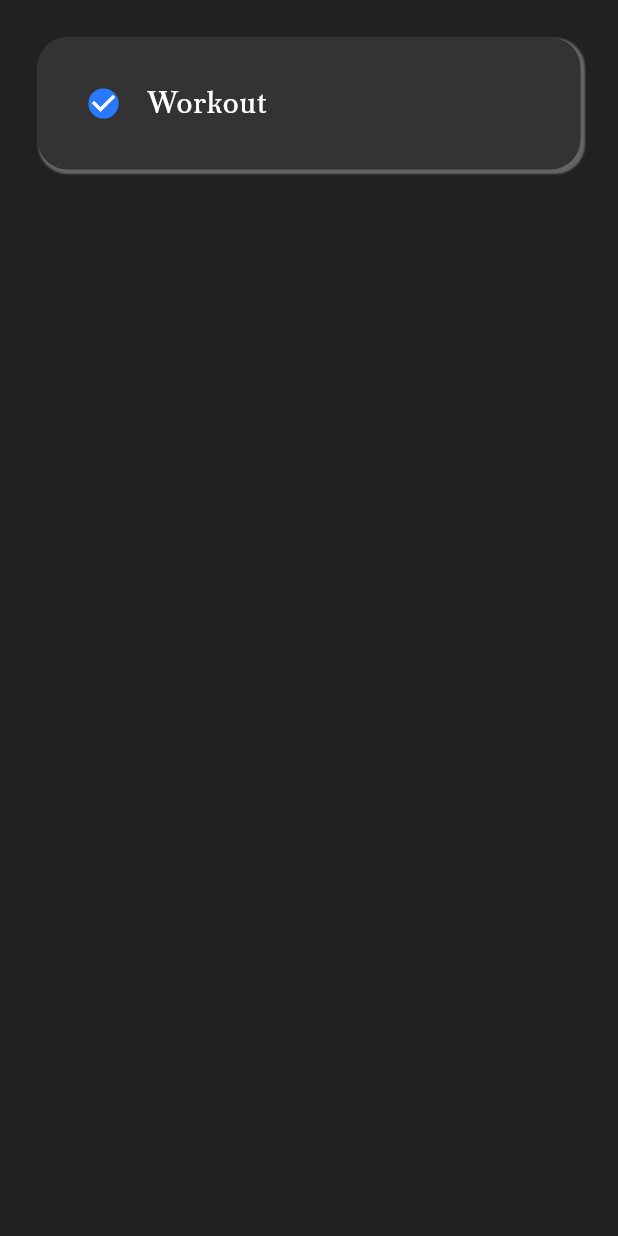
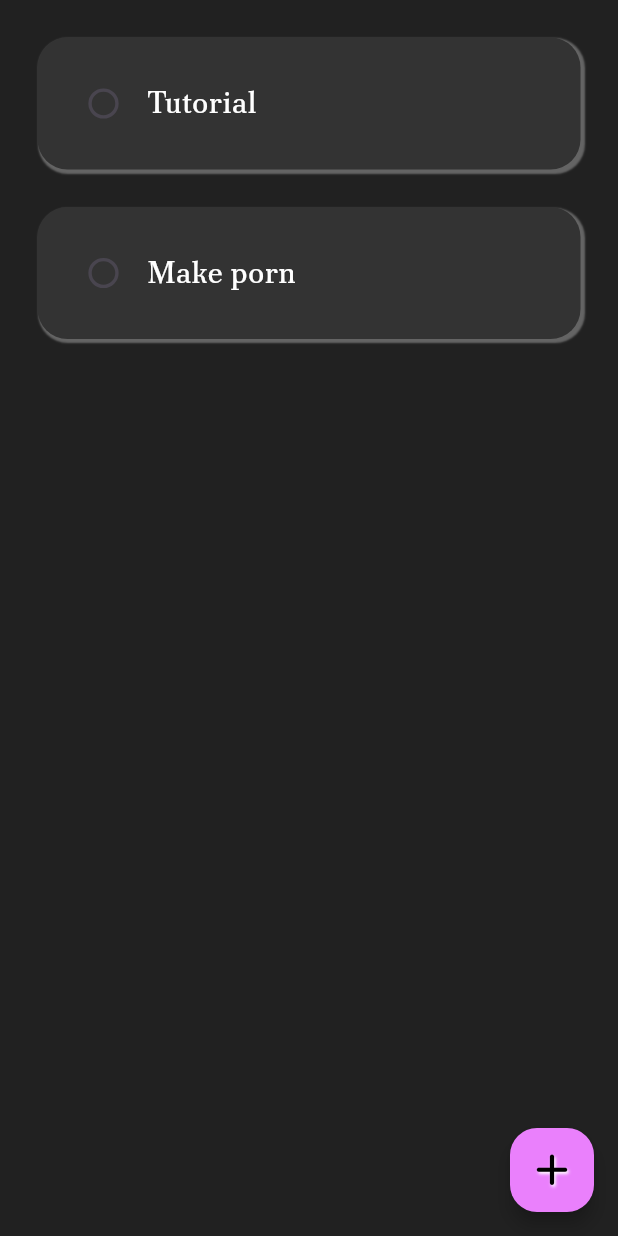
Before and after one commit to IP80808080/TODO-List-App, a Flutter app: the screen it shows after launch, on a phone screen of 412 x 824 dp. Run offline on Flutter 3.47's test engine with Material 2 defaults, Android fonts, the phone set to English and light mode, and no system bars.

Commit message:
50 percent done.

```diff
--- a/lib/main.dart
+++ b/lib/main.dart
@@ -28,18 +28,62 @@ class HomePage extends StatefulWidget {
 }
 
 class _HomePageState extends State<HomePage> {
+  List toDoList = [
+    ['Tutorial', false],
+    ['Make porn', false],
+  ];
+
+  void checkBoxChanged(bool? value, int index) {
+    setState(() {
+      toDoList[index][1] = !toDoList[index][1];
+    });
+  }
+
+  void createNewTask() {
+    showDialog(
+        context: context,
+        builder: (context) {
+          return AlertDialog();
+        });
+  }
+
   @override
   Widget build(BuildContext context) {
     return Scaffold(
       backgroundColor: Color(0xff212121),
       body: SafeArea(
-        child: ListView(
-          children: [
-            TODOTile(
-              taskName: "Workout",
-              taskComplete: true,
-              onChanged: (p0) {},
-            ),
+        child: ListView.builder(
+          itemCount: toDoList.length,
+          itemBuilder: (context, index) {
+            return TODOTile(
+              taskName: toDoList[index][0],
+              taskComplete: toDoList[index][1],
+              onChanged: (value) => checkBoxChanged(value, index),
+            );
+          },
+        ),
+      ),
+      floatingActionButton: FloatingActionButton(
+        onPressed: createNewTask,
+        shape: RoundedRectangleBorder(
+          borderRadius: BorderRadius.circular(18),
+        ),
+        backgroundColor: Colors.purpleAccent[100],
+        foregroundColor: Colors.white,
+        splashColor: Colors.deepPurple[100],
+        elevation: 5,
+        highlightElevation: 10,
+        child: Icon(
+          Icons.add_rounded,
+          color: Colors.black,
+          size: 35,
+          shadows: [
+            BoxShadow(
+              spreadRadius: 1,
+              color: Colors.white,
+              blurRadius: 2,
+              offset: Offset(1, 1),
+            )
           ],
         ),
       ),
--- a/lib/todotile.dart
+++ b/lib/todotile.dart
@@ -14,7 +14,7 @@ class TODOTile extends StatelessWidget {
   @override
   Widget build(BuildContext context) {
     return Padding(
-      padding: const EdgeInsets.all(25),
+      padding: const EdgeInsets.only(left: 25, right: 25, top: 25),
       child: Container(
         padding: const EdgeInsets.all(20),
         child: Row(
@@ -24,7 +24,7 @@ class TODOTile extends StatelessWidget {
               child: Checkbox(
                 value: taskComplete,
                 onChanged: onChanged,
-                activeColor: Colors.blueAccent[400],
+                activeColor: Colors.blueAccent[200],
                 checkColor: Colors.white,
                 shape: CircleBorder(),
               ),
@@ -35,10 +35,13 @@ class TODOTile extends StatelessWidget {
             Text(
               taskName,
               style: TextStyle(
-                  color: Colors.white,
+                  color: taskComplete ? Colors.grey : Colors.white,
                   fontFamily: 'PoltawskiNowy',
                   fontWeight: FontWeight.normal,
-                  fontSize: 20),
+                  fontSize: 20,
+                  decoration: taskComplete
+                      ? TextDecoration.lineThrough
+                      : TextDecoration.none),
             ),
           ],
         ),
```
Also changed, not shown: lib/newtask.dart (added).
